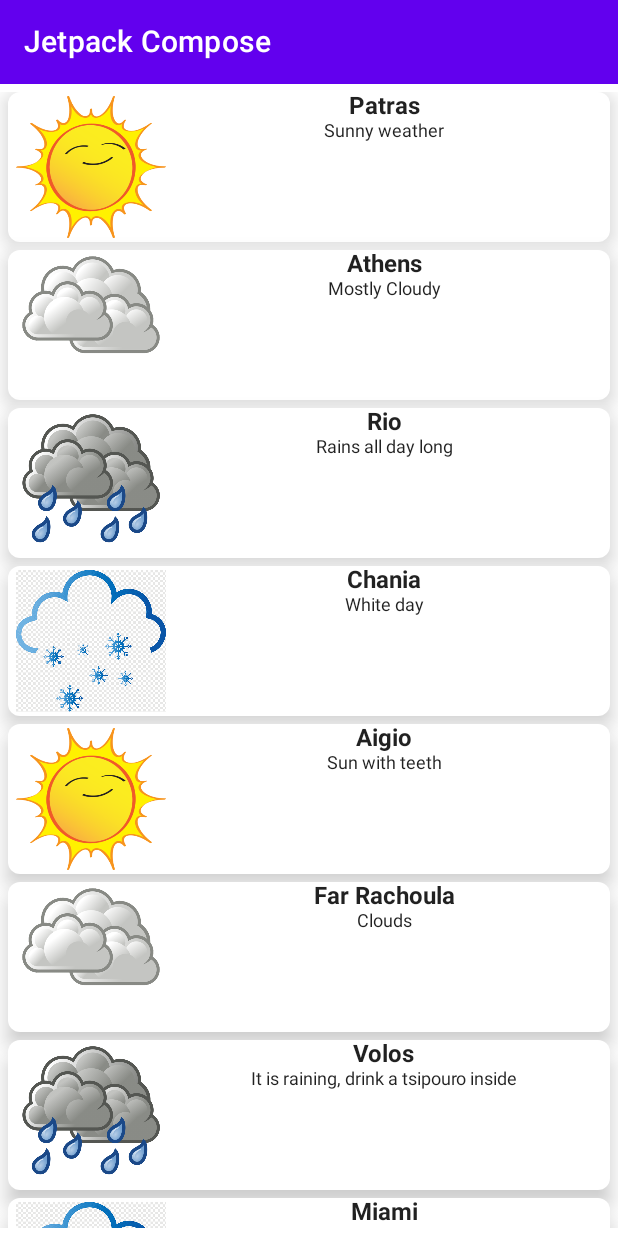
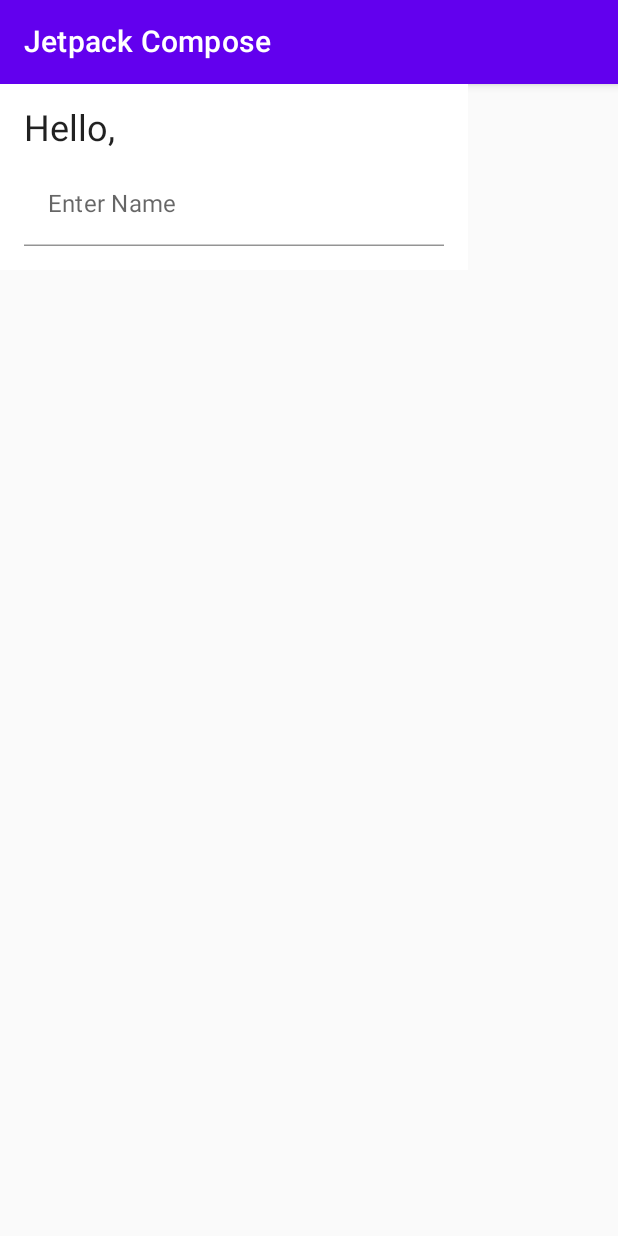
Before and after one commit to BILLyTheLiTTle/Learning_Android, an Android app built with Jetpack Compose: the screen it shows after launch (MainActivity), on a phone screen of 412 x 824 dp. Run offline under Robolectric (Android 15) with nearby library versions, the phone set to English and light mode, and no system bars; our stand-ins replace livedata-compose.

Commit message:
Add greetings screen

```diff
--- a/JetpackComposeExample/app/build.gradle
+++ b/JetpackComposeExample/app/build.gradle
@@ -62,4 +62,5 @@
     androidTestImplementation 'androidx.test.espresso:espresso-core:3.4.0'
     androidTestImplementation "androidx.compose.ui:ui-test-junit4:$compose_version"
     debugImplementation "androidx.compose.ui:ui-tooling:$compose_version"
+    implementation "androidx.compose.runtime:runtime-livedata:$compose_version"
 }
--- a/JetpackComposeExample/app/src/main/AndroidManifest.xml
+++ b/JetpackComposeExample/app/src/main/AndroidManifest.xml
@@ -10,7 +10,7 @@
         android:supportsRtl="true"
         android:theme="@style/Theme.JetpackComposeExample">
         <activity
-            android:name=".MainActivity"
+            android:name=".ui.screens.MainActivity"
             android:exported="true"
             android:label="@string/app_name"
             android:theme="@style/Theme.JetpackComposeExample.NoActionBar">
--- a/JetpackComposeExample/app/src/main/java/learning/android/compose/MainActivity.kt
+++ /dev/null
@@ -1,61 +0,0 @@
-package learning.android.compose
-
-import android.os.Bundle
-import androidx.activity.ComponentActivity
-import androidx.activity.compose.setContent
-import androidx.activity.viewModels
-import androidx.compose.foundation.layout.*
-import androidx.compose.foundation.lazy.LazyColumn
-import androidx.compose.foundation.lazy.items
-import androidx.compose.material.MaterialTheme
-import androidx.compose.material.Surface
-import androidx.compose.material.Text
-import androidx.compose.material.TopAppBar
-import androidx.compose.runtime.Composable
-import androidx.compose.ui.Modifier
-import androidx.compose.ui.tooling.preview.Preview
-import androidx.compose.ui.unit.dp
-import learning.android.compose.data.WeatherInfo
-import learning.android.compose.ui.list.WeatherItem
-import learning.android.compose.ui.theme.JetpackComposeExampleTheme
-
-class MainActivity : ComponentActivity() {
-    val viewModel by viewModels<MainActivityViewModel>()
-
-    override fun onCreate(savedInstanceState: Bundle?) {
-        super.onCreate(savedInstanceState)
-        setContent {
-            JetpackComposeExampleTheme {
-                Column {
-                    TopAppBar(title = {
-                        Text(text = "Jetpack Compose")
-                    })
-                    // A surface container using the 'background' color from the theme
-                    Surface(color = MaterialTheme.colors.background) {
-                        WeatherItems(viewModel.fetchData())
-                    }
-                }
-
-            }
-        }
-    }
-}
-
-@Composable
-fun WeatherItems(weatherInfo: List<WeatherInfo>) {
-    LazyColumn(verticalArrangement = Arrangement.spacedBy(5.dp),
-        modifier = Modifier.fillMaxHeight(1f).padding(5.dp)) {
-        items(weatherInfo) {info -> WeatherItem(weatherInfo = info)}
-    }
-}
-
-@Preview(showBackground = true)
-@Composable
-fun DefaultPreview() {
-    JetpackComposeExampleTheme {
-        WeatherItems(listOf(
-            WeatherInfo(R.drawable.weather_sunny, "Patras", "Sunny weather"),
-            WeatherInfo(R.drawable.weather_cloudy, "Athens", "Mostly Cloudy"),
-            WeatherInfo(R.drawable.weather_rainy, "Rio", "Rains all day long")))
-    }
-}
--- /dev/null
+++ b/JetpackComposeExample/app/src/main/java/learning/android/compose/ui/screens/GreetingsScreen.kt
@@ -0,0 +1,47 @@
+package learning.android.compose.ui.screens
+
+import androidx.compose.foundation.layout.Column
+import androidx.compose.foundation.layout.padding
+import androidx.compose.material.*
+import androidx.compose.runtime.Composable
+import androidx.compose.ui.Modifier
+import androidx.compose.ui.tooling.preview.Preview
+import androidx.compose.ui.unit.dp
+import learning.android.compose.ui.theme.JetpackComposeExampleTheme
+import androidx.compose.runtime.getValue
+import androidx.compose.runtime.livedata.observeAsState
+import androidx.compose.material.TextFieldDefaults.textFieldColors
+import androidx.compose.ui.graphics.Color
+
+@Composable
+fun GreetingsScreen(viewModel: GreetingsScreenViewModel) {
+    val name: String by viewModel.name.observeAsState("")
+    GreetingContent(name = name, onNameChange = {viewModel.updateName(it)})
+}
+
+@Composable
+fun GreetingContent(name: String, onNameChange: (String) -> Unit){
+    Column(modifier = Modifier.padding(16.dp)) {
+        Text(
+            text = "Hello, $name",
+            modifier = Modifier.padding(bottom = 8.dp),
+            style = MaterialTheme.typography.h5
+        )
+        TextField(
+            value = name,
+            onValueChange = onNameChange,
+            placeholder = { Text("Name")},
+            label = { Text("Enter Name")},
+            colors = textFieldColors(backgroundColor = Color.Transparent)
+        )
+    }
+}
+
+@Preview(showBackground = true)
+@Composable
+fun DummyGreetings() {
+    JetpackComposeExampleTheme {
+        // TODO find a better way to inject ViewModel
+        GreetingsScreen(viewModel = GreetingsScreenViewModel())
+    }
+}
--- /dev/null
+++ b/JetpackComposeExample/app/src/main/java/learning/android/compose/ui/screens/GreetingsScreenViewModel.kt
@@ -0,0 +1,13 @@
+package learning.android.compose.ui.screens
+
+import androidx.lifecycle.LiveData
+import androidx.lifecycle.MutableLiveData
+import androidx.lifecycle.ViewModel
+
+class GreetingsScreenViewModel: ViewModel() {
+    private val _name = MutableLiveData("")
+    val name : LiveData<String> = _name
+    fun updateName(name: String) {
+        _name.value = name
+    }
+}
--- /dev/null
+++ b/JetpackComposeExample/app/src/main/java/learning/android/compose/ui/screens/MainActivity.kt
@@ -0,0 +1,33 @@
+package learning.android.compose.ui.screens
+
+import android.os.Bundle
+import androidx.activity.ComponentActivity
+import androidx.activity.compose.setContent
+import androidx.activity.viewModels
+import androidx.compose.foundation.layout.*
+import androidx.compose.material.*
+import learning.android.compose.ui.theme.JetpackComposeExampleTheme
+
+class MainActivity : ComponentActivity() {
+    val weatherItemsVM by viewModels<WeatherItemsViewModel>()
+    val greetingsVM by viewModels<GreetingsScreenViewModel>()
+
+    override fun onCreate(savedInstanceState: Bundle?) {
+        super.onCreate(savedInstanceState)
+        setContent {
+            JetpackComposeExampleTheme {
+                Column {
+                    TopAppBar(title = {
+                        Text(text = "Jetpack Compose")
+                    })
+                    // A surface container using the 'background' color from the theme
+                    Surface(color = MaterialTheme.colors.background) {
+                        //WeatherItemsScreen(weatherItemsVM.fetchData())
+                        GreetingsScreen(viewModel = greetingsVM)
+                    }
+                }
+
+            }
+        }
+    }
+}
--- a/JetpackComposeExample/app/src/main/java/learning/android/compose/MainActivityViewModel.kt
+++ b/JetpackComposeExample/app/src/main/java/learning/android/compose/ui/screens/WeatherItemsViewModel.kt
@@ -1,9 +1,12 @@
-package learning.android.compose
+package learning.android.compose.ui.screens
 
+import androidx.lifecycle.LiveData
+import androidx.lifecycle.MutableLiveData
 import androidx.lifecycle.ViewModel
+import learning.android.compose.R
 import learning.android.compose.data.WeatherInfo
 
-class MainActivityViewModel: ViewModel() {
+class WeatherItemsViewModel: ViewModel() {
 
     fun fetchData(): List<WeatherInfo> {
         // These data comes after a network call!
--- a/JetpackComposeExample/app/src/main/java/learning/android/compose/ui/theme/Theme.kt
+++ b/JetpackComposeExample/app/src/main/java/learning/android/compose/ui/theme/Theme.kt
@@ -5,26 +5,30 @@
 import androidx.compose.material.darkColors
 import androidx.compose.material.lightColors
 import androidx.compose.runtime.Composable
+import androidx.compose.ui.graphics.Color
 
 private val DarkColorPalette = darkColors(
     primary = Purple200,
     primaryVariant = Purple700,
-    secondary = Teal200
+    secondary = Teal200,
+    background = Color.Black,
+    surface = Color.Black,
+    onPrimary = Color.Black,
+    onSecondary = Color.White,
+    onBackground = Color.White,
+    onSurface = Color.White,
 )
 
 private val LightColorPalette = lightColors(
     primary = Purple500,
     primaryVariant = Purple700,
-    secondary = Teal200
-
-    /* Other default colors to override
+    secondary = Teal200,
     background = Color.White,
     surface = Color.White,
     onPrimary = Color.White,
     onSecondary = Color.Black,
     onBackground = Color.Black,
     onSurface = Color.Black,
-    */
 )
 
 @Composable
```
Also changed, not shown: JetpackComposeExample/app/src/main/java/learning/android/compose/ui/screens/WeatherItemsScreen.kt (added, +36 -0 lines).
